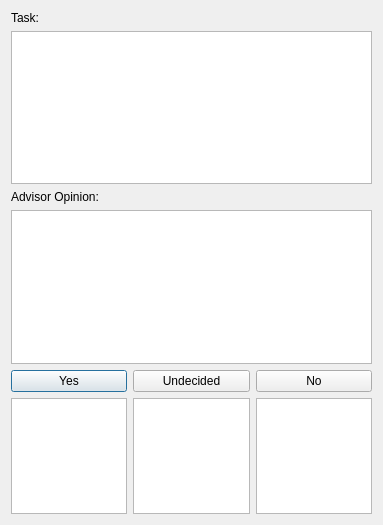
This is ui/VoteDialog.ui in dmzdev/stance as Qt 5 draws it before an edit. The edited form follows.
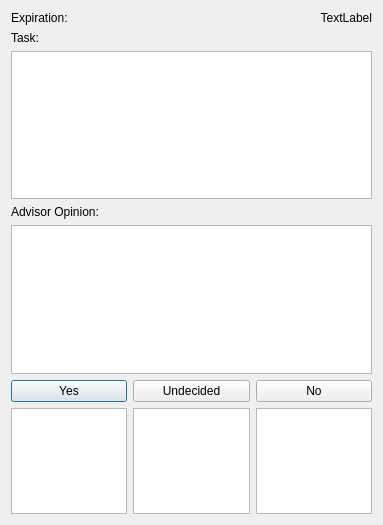
This is the edited form.

Commit message: Added vote timer label to Vote Dialog. Added vote expiration time to vote email generation.

```diff
--- a/ui/VoteDialog.ui
+++ b/ui/VoteDialog.ui
@@ -22,6 +22,27 @@
   <layout class="QVBoxLayout" name="verticalLayout_2">
    <item>
     <layout class="QVBoxLayout" name="verticalLayout">
+     <item>
+      <layout class="QHBoxLayout" name="horizontalLayout_2">
+       <item>
+        <widget class="QLabel" name="label_2">
+         <property name="text">
+          <string>Expiration:</string>
+         </property>
+        </widget>
+       </item>
+       <item>
+        <widget class="QLabel" name="expirationTime">
+         <property name="text">
+          <string>TextLabel</string>
+         </property>
+         <property name="alignment">
+          <set>Qt::AlignRight|Qt::AlignTrailing|Qt::AlignVCenter</set>
+         </property>
+        </widget>
+       </item>
+      </layout>
+     </item>
      <item>
       <widget class="QLabel" name="label_3">
        <property name="text">
```
The commit also changes 1 other file.
